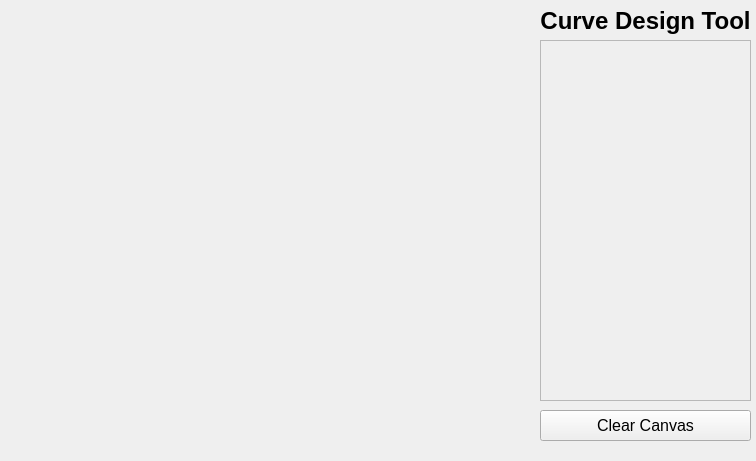
Old version of the form src/ui/mainwindow.ui in the repository Fang2896/2D-Curve-Design-Tool.
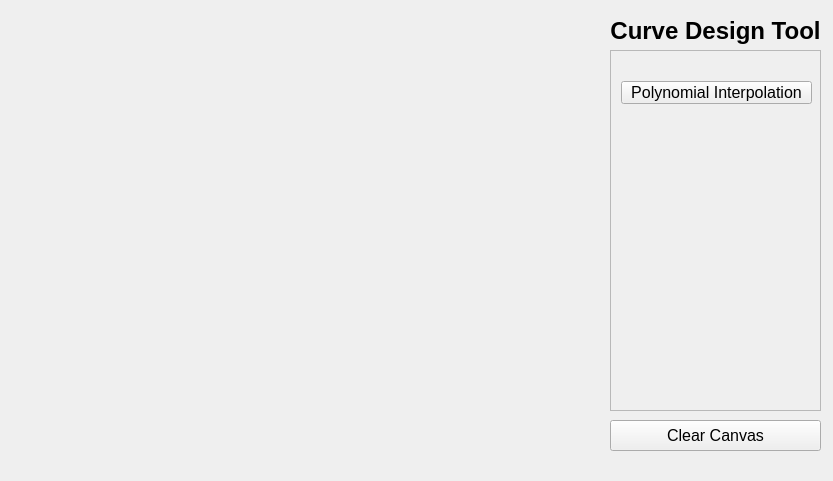
New version of the form.

Commit message: add polynomial curve display

Patch:
```diff
--- a/src/ui/mainwindow.ui
+++ b/src/ui/mainwindow.ui
@@ -6,8 +6,8 @@
    <rect>
     <x>0</x>
     <y>0</y>
-    <width>756</width>
-    <height>461</height>
+    <width>833</width>
+    <height>481</height>
    </rect>
   </property>
   <property name="windowTitle">
@@ -16,8 +16,8 @@
   <widget class="QStackedWidget" name="curveControlStackedWidget">
    <property name="geometry">
     <rect>
-     <x>540</x>
-     <y>40</y>
+     <x>610</x>
+     <y>50</y>
      <width>211</width>
      <height>361</height>
     </rect>
@@ -32,13 +32,36 @@
     <number>1</number>
    </property>
    <widget class="QWidget" name="page"/>
-   <widget class="QWidget" name="page_2"/>
+   <widget class="QWidget" name="page_2">
+    <widget class="QPushButton" name="polyInterPushButton">
+     <property name="geometry">
+      <rect>
+       <x>10</x>
+       <y>30</y>
+       <width>191</width>
+       <height>23</height>
+      </rect>
+     </property>
+     <property name="font">
+      <font>
+       <family>Arial</family>
+       <pointsize>12</pointsize>
+      </font>
+     </property>
+     <property name="text">
+      <string>Polynomial Interpolation</string>
+     </property>
+     <property name="checkable">
+      <bool>true</bool>
+     </property>
+    </widget>
+   </widget>
   </widget>
   <widget class="QLabel" name="titleLabel">
    <property name="geometry">
     <rect>
-     <x>540</x>
-     <y>0</y>
+     <x>610</x>
+     <y>10</y>
      <width>211</width>
      <height>41</height>
     </rect>
@@ -61,8 +84,8 @@
   <widget class="QPushButton" name="clearButton">
    <property name="geometry">
     <rect>
-     <x>540</x>
-     <y>410</y>
+     <x>610</x>
+     <y>420</y>
      <width>211</width>
      <height>31</height>
     </rect>
```
The commit also changes 17 other files.
